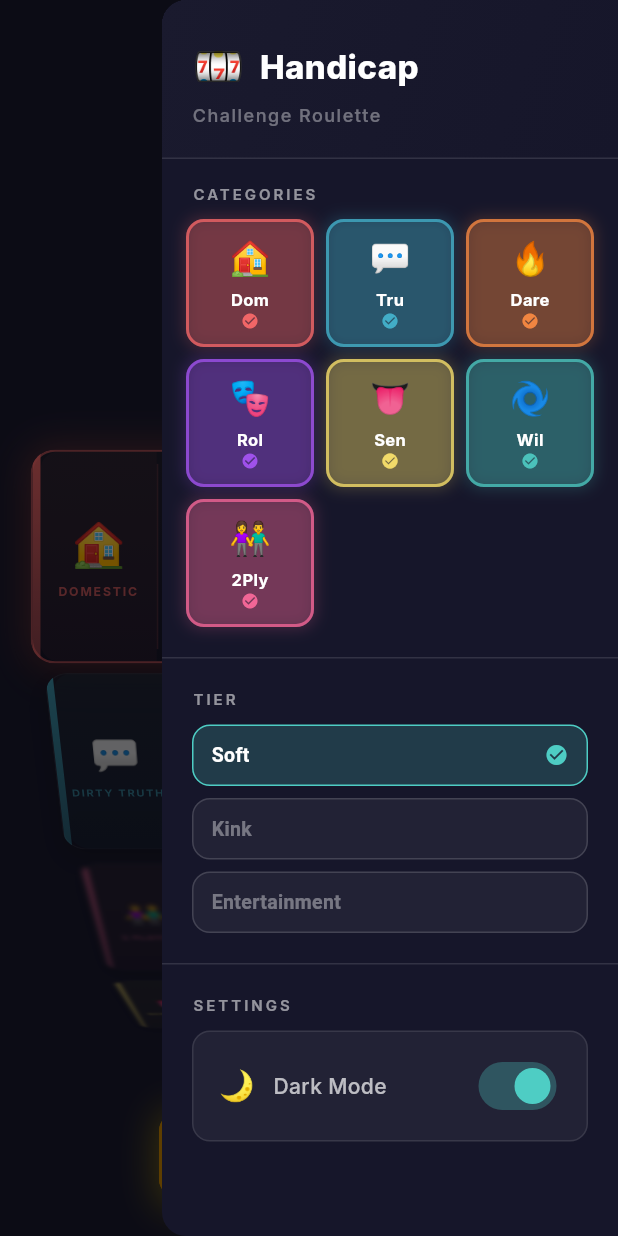
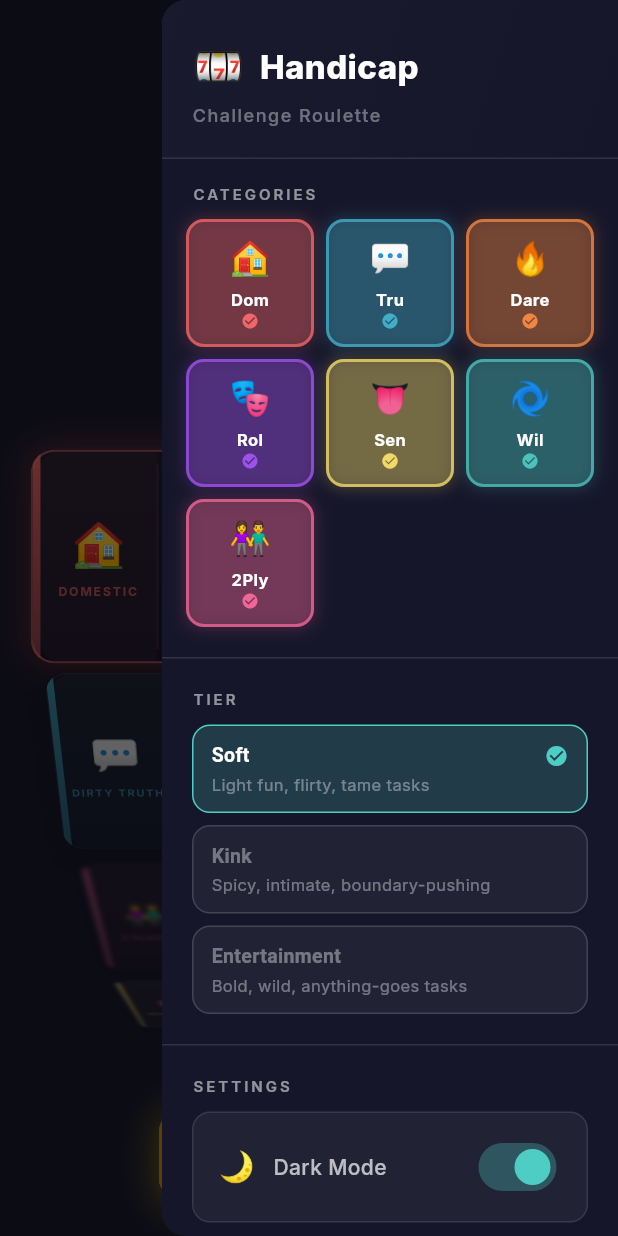
Before and after one commit to Juma1988/my_agents, a Flutter app: the screen it shows after launch, with the side drawer open, on a phone screen of 412 x 824 dp. Run offline on Flutter 3.47's test engine with Material 3 defaults, Android fonts, the phone set to English and light mode, and no system bars; our stand-ins replace flutter_animate, google_fonts, hive, hive_flutter; accounts and stored records are empty.

Commit message:
Custom snackbar widget + tier descriptions

```diff
--- a/lib/main.dart
+++ b/lib/main.dart
@@ -10,6 +10,8 @@ void main() async {
   runApp(const MyApp());
 }
 
+final bool isDebug = true;
+
 class MyApp extends StatelessWidget {
   const MyApp({super.key});
 
@@ -17,7 +19,7 @@ class MyApp extends StatelessWidget {
   Widget build(BuildContext context) {
     return MaterialApp(
       title: 'The Spin',
-      debugShowCheckedModeBanner: false,
+      debugShowCheckedModeBanner: isDebug,
       theme: ThemeData.dark().copyWith(scaffoldBackgroundColor: const Color(0xFF1A1A2E)),
       home: const SpinScreen(),
     );
--- a/lib/widgets/app_drawer.dart
+++ b/lib/widgets/app_drawer.dart
@@ -3,6 +3,7 @@ import 'package:flutter/services.dart';
 import 'package:google_fonts/google_fonts.dart';
 import '../models/challenge_category.dart';
 import '../data/category_colors.dart';
+import 'custom_snackbar.dart';
 
 /// Drawer panel containing category selection, tier selection, and settings.
 class AppDrawer extends StatelessWidget {
@@ -36,26 +37,20 @@ class AppDrawer extends StatelessWidget {
     'two_player': '2Ply',
   };
 
+  /// Descriptions for each tier
+  static const Map<String, String> tierDescriptions = {
+    'soft': 'Light fun, flirty, tame tasks',
+    'kink': 'Spicy, intimate, boundary-pushing',
+    'entertainment': 'Bold, wild, anything-goes tasks',
+  };
+
   void _toggleCategory(String categoryId, BuildContext context) {
     final newSelection = List<String>.from(selectedCategoryIds);
 
     if (newSelection.contains(categoryId)) {
       // Don't allow deselecting the last one
       if (newSelection.length <= 1) {
-        ScaffoldMessenger.of(context).showSnackBar(
-          SnackBar(
-            content: const Text(
-              'At least one category must stay selected',
-              style: TextStyle(
-                color: Colors.white,
-                fontWeight: FontWeight.bold,
-              ),
-            ),
-            backgroundColor: const Color(0xFF4ECDC4),
-            duration: const Duration(seconds: 2),
-            behavior: SnackBarBehavior.floating,
-          ),
-        );
+        AppSnackBar.show(context, 'At least one category must stay selected');
         return;
       }
       newSelection.remove(categoryId);
@@ -279,20 +274,7 @@ class AppDrawer extends StatelessWidget {
         if (newTiers.contains(tier)) {
           // Don't allow deselecting the last tier
           if (newTiers.length <= 1) {
-            ScaffoldMessenger.of(context).showSnackBar(
-              SnackBar(
-                content: const Text(
-                  'At least one tier must stay selected',
-                  style: TextStyle(
-                    color: Colors.white,
-                    fontWeight: FontWeight.bold,
-                  ),
-                ),
-                backgroundColor: const Color(0xFF4ECDC4),
-                duration: const Duration(seconds: 2),
-                behavior: SnackBarBehavior.floating,
-              ),
-            );
+            AppSnackBar.show(context, 'At least one tier must stay selected');
             return;
           }
           newTiers.remove(tier);
@@ -316,6 +298,11 @@ class AppDrawer extends StatelessWidget {
           ),
         ),
         child: Row(
+          crossAxisAlignment: CrossAxisAlignment.start,
+          children: [
+            Expanded(
+              child: Column(
+                crossAxisAlignment: CrossAxisAlignment.start,
                 children: [
                   Text(
                     label,
@@ -325,12 +312,26 @@ class AppDrawer extends StatelessWidget {
                       fontWeight: FontWeight.w600,
                     ),
                   ),
-            const Spacer(),
+                  const SizedBox(height: 2),
+                  Text(
+                    tierDescriptions[tier] ?? '',
+                    style: GoogleFonts.inter(
+                      color: Colors.white38,
+                      fontSize: 11,
+                      fontWeight: FontWeight.w400,
+                    ),
+                  ),
+                ],
+              ),
+            ),
             if (selected)
-              const Icon(
+              const Padding(
+                padding: EdgeInsets.only(top: 2),
+                child: Icon(
                   Icons.check_circle,
                   color: Color(0xFF4ECDC4),
                   size: 16,
+                ),
               ),
           ],
         ),
```
Also changed, not shown: lib/widgets/custom_snackbar.dart (added, +43 -0 lines), 1 other file. Lines whose indentation alone changed are shown as unchanged.
